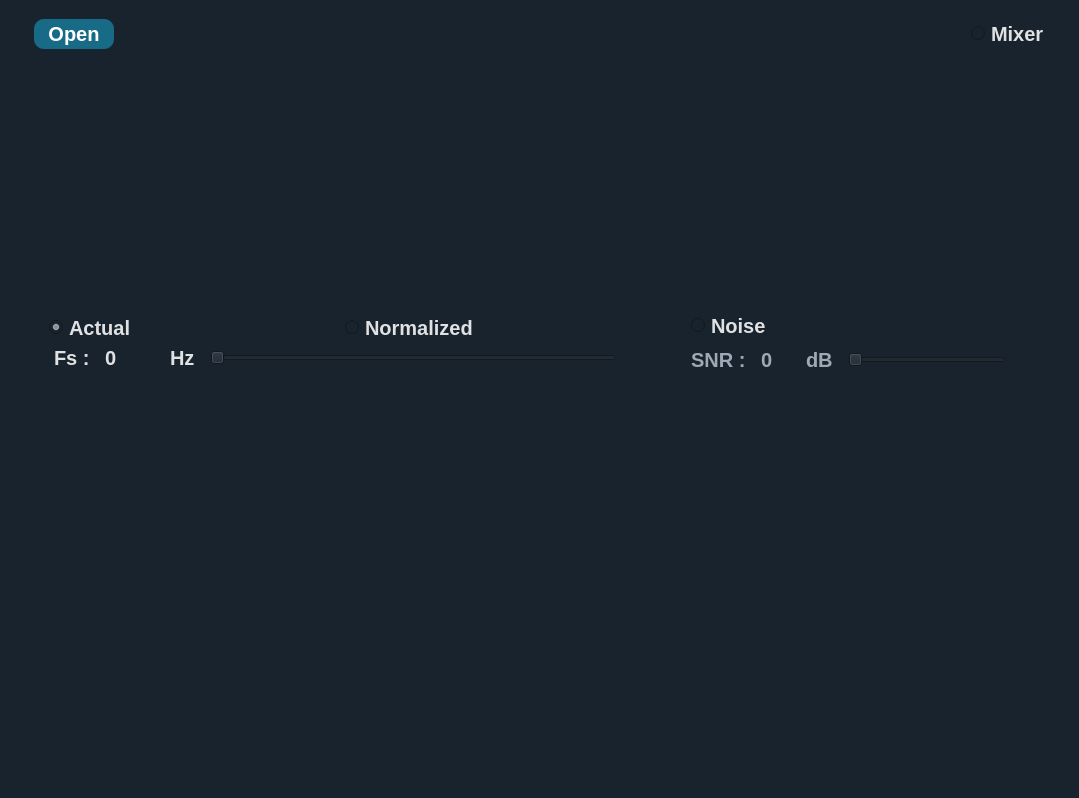
This is main.ui in omarshaban02/Sampling-Studio as Qt 5 draws it before an edit. The edited form follows.
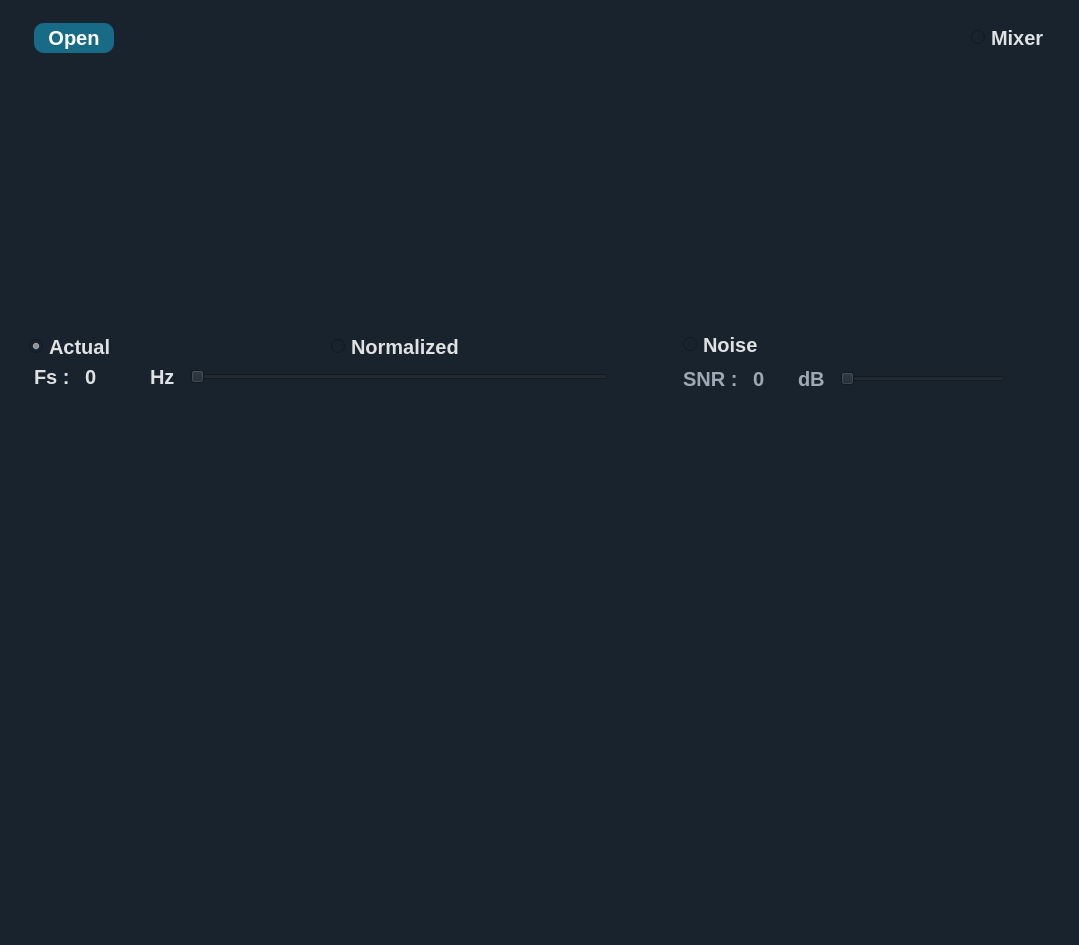
This is the edited form. Icons and pictures are not drawn.

Commit message: Sampling Studio 0.0.2

What changed in the file:
```diff
--- a/main.ui
+++ b/main.ui
@@ -7,7 +7,7 @@
     <x>0</x>
     <y>0</y>
     <width>1079</width>
-    <height>798</height>
+    <height>945</height>
    </rect>
   </property>
   <property name="windowTitle">
@@ -426,12 +426,12 @@
          <property name="frameShadow">
           <enum>QFrame::Raised</enum>
          </property>
-         <layout class="QVBoxLayout" name="verticalLayout_2" stretch="0,0,3,3">
+         <layout class="QVBoxLayout" name="verticalLayout_2" stretch="5,0,5,5">
           <property name="spacing">
            <number>10</number>
           </property>
           <property name="leftMargin">
-           <number>20</number>
+           <number>0</number>
           </property>
           <property name="topMargin">
            <number>0</number>
@@ -465,7 +465,7 @@
                <property name="minimumSize">
                 <size>
                  <width>0</width>
-                 <height>220</height>
+                 <height>230</height>
                 </size>
                </property>
                <property name="toolTip">
@@ -807,6 +807,12 @@
           </item>
           <item>
            <widget class="QFrame" name="graph_view2">
+            <property name="sizePolicy">
+             <sizepolicy hsizetype="Preferred" vsizetype="Expanding">
+              <horstretch>0</horstretch>
+              <verstretch>0</verstretch>
+             </sizepolicy>
+            </property>
             <property name="styleSheet">
              <string notr="true"/>
             </property>
@@ -819,6 +825,12 @@
             <layout class="QHBoxLayout" name="horizontalLayout_2">
              <item>
               <widget class="QGraphicsView" name="graphics_view2">
+               <property name="minimumSize">
+                <size>
+                 <width>0</width>
+                 <height>230</height>
+                </size>
+               </property>
                <property name="toolTip">
                 <string>&lt;html&gt;&lt;head/&gt;&lt;body&gt;&lt;p&gt;click on a signal to activat&lt;/p&gt;&lt;p&gt;douple click for deactivate all signals&lt;/p&gt;&lt;/body&gt;&lt;/html&gt;</string>
                </property>
@@ -832,6 +844,12 @@
           </item>
           <item>
            <widget class="QFrame" name="graph_view3">
+            <property name="sizePolicy">
+             <sizepolicy hsizetype="Preferred" vsizetype="Expanding">
+              <horstretch>0</horstretch>
+              <verstretch>0</verstretch>
+             </sizepolicy>
+            </property>
             <property name="styleSheet">
              <string notr="true"/>
             </property>
@@ -844,6 +862,12 @@
             <layout class="QHBoxLayout" name="horizontalLayout_3">
              <item>
               <widget class="QGraphicsView" name="graphics_view3">
+               <property name="minimumSize">
+                <size>
+                 <width>0</width>
+                 <height>230</height>
+                </size>
+               </property>
                <property name="toolTip">
                 <string>&lt;html&gt;&lt;head/&gt;&lt;body&gt;&lt;p&gt;click on a signal to activat&lt;/p&gt;&lt;p&gt;douple click for deactivate all signals&lt;/p&gt;&lt;/body&gt;&lt;/html&gt;</string>
                </property>
```
Left out of the diff: 24 changed lines with no effect on the pictures. The commit also changes 1 other file.
